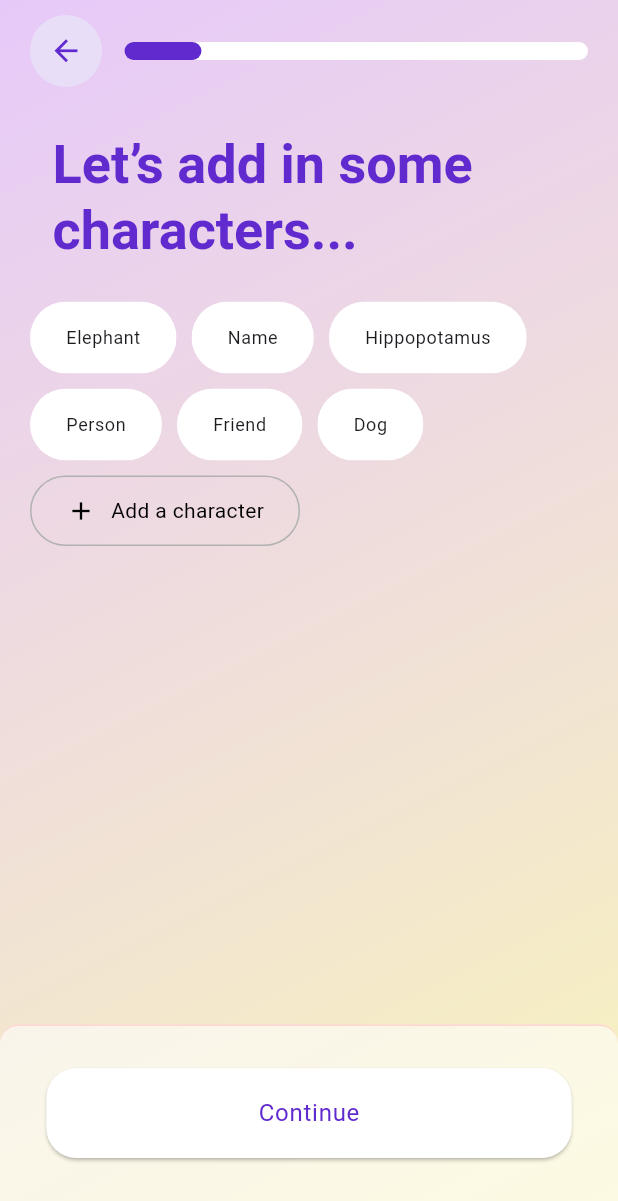
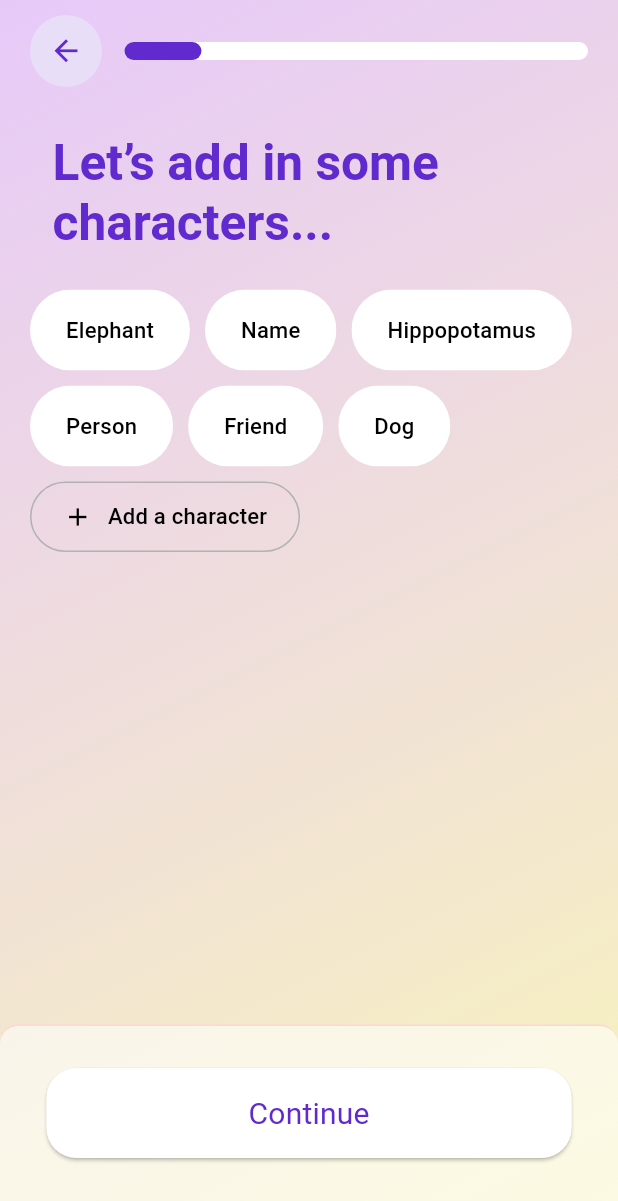
Before and after one commit to Roopa-21/Pixie1, a Flutter app: the screen it shows after launch, item 2 of the bottom bar chosen, on a phone screen of 412 x 824 dp. Shown: the top 1201 px of the screen. Run offline on Flutter 3.47's test engine with Material 3 defaults, Android fonts, the phone set to English and light mode, and no system bars; drawn by our look-alikes of percent_indicator; our stand-ins replace firebase_core, flutter_svg, go_router; accounts and stored records are empty; Roboto replaces fonts that are missing (SF-Pro-Rounded).

Commit message:
font and color fixed

```diff
--- a/lib/const/textstyle.dart
+++ b/lib/const/textstyle.dart
@@ -2,14 +2,14 @@
 import 'package:pixieapp/const/colors.dart';
 import 'package:pixieapp/modules/scaler_module.dart';
 
-TextStyle getTextStyle(
-    {required ScalerModule scaler,
+// Custom TextStyle method
+TextStyle getTextStyle({
+  required ScalerModule scaler,
   required double fontSize,
   required FontWeight weight,
   required Color color,
-    //FontWeight weight = FontWeight.w800,
-    //Color color = AppColors.textColor1,
-    double? letterSpacing}) {
+  double? letterSpacing,
+}) {
   return TextStyle(
     fontSize: scaler.scaleFontSize(fontSize),
     fontWeight: weight,
@@ -19,6 +19,7 @@
   );
 }
 
+// App Theme
 ThemeData appTheme(BuildContext context) {
   final ScalerModule scaler = ScalerModule(context);
   return ThemeData(
@@ -28,49 +29,49 @@
     textTheme: TextTheme(
       displayLarge: getTextStyle(
           scaler: scaler,
-          fontSize: 57,
+          fontSize: 80,
           weight: FontWeight.w800,
-          color: AppColors.textColor1),
+          color: const Color.fromARGB(255, 6, 39, 202)),
       displayMedium: getTextStyle(
           scaler: scaler,
           fontSize: 45,
           weight: FontWeight.w600,
-          color: AppColors.textColor1),
+          color: AppColors.textColorblack),
       displaySmall: getTextStyle(
           scaler: scaler,
           fontSize: 36,
           weight: FontWeight.w400,
-          color: AppColors.textColor1),
+          color: AppColors.textColorblack),
       headlineLarge: getTextStyle(
           scaler: scaler,
           fontSize: 32,
           weight: FontWeight.w800,
-          color: AppColors.textColor1),
+          color: AppColors.textColorblack),
       headlineMedium: getTextStyle(
           scaler: scaler,
           fontSize: 28,
           weight: FontWeight.w600,
-          color: AppColors.textColor1),
+          color: AppColors.textColorblack),
       headlineSmall: getTextStyle(
           scaler: scaler,
           fontSize: 24,
           weight: FontWeight.w400,
-          color: AppColors.textColor1),
+          color: AppColors.textColorblack),
       titleLarge: getTextStyle(
           scaler: scaler,
           fontSize: 22,
           weight: FontWeight.w600,
-          color: AppColors.textColor1),
+          color: AppColors.textColorblack),
       titleMedium: getTextStyle(
           scaler: scaler,
           fontSize: 16,
           letterSpacing: 0.15,
           weight: FontWeight.w500,
-          color: AppColors.textColor1),
+          color: AppColors.textColorblack),
       titleSmall: getTextStyle(
           scaler: scaler,
           fontSize: 14,
-          color: AppColors.textColor1,
+          color: AppColors.textColorblack,
           letterSpacing: 0.1,
           weight: FontWeight.w500),
       bodyLarge: getTextStyle(
@@ -78,62 +79,68 @@
           fontSize: 16,
           letterSpacing: 0.15,
           weight: FontWeight.w800,
-          color: AppColors.textColor1),
+          color: AppColors.textColorblack),
       bodyMedium: getTextStyle(
           scaler: scaler,
           fontSize: 14,
           letterSpacing: 0.25,
           weight: FontWeight.w800,
-          color: AppColors.textColor1),
+          color: AppColors.textColorblack),
       bodySmall: getTextStyle(
           scaler: scaler,
           fontSize: 12,
           letterSpacing: 0.4,
           weight: FontWeight.w300,
-          color: AppColors.textColor1),
+          color: AppColors.textColorblack),
       labelLarge: getTextStyle(
           scaler: scaler,
           fontSize: 14,
           letterSpacing: 0.1,
-          color: AppColors.textColor1,
+          color: AppColors.textColorblack,
           weight: FontWeight.w500),
       labelMedium: getTextStyle(
           scaler: scaler,
           fontSize: 12,
-          color: AppColors.textColor1,
+          color: AppColors.textColorblack,
           letterSpacing: 0.5,
           weight: FontWeight.w500),
       labelSmall: getTextStyle(
           scaler: scaler,
-          color: AppColors.textColor1,
+          color: AppColors.textColorblack,
           fontSize: 11,
           letterSpacing: 0.5,
           weight: FontWeight.w500),
     ),
-
     appBarTheme: AppBarTheme(
       color: AppColors.secondaryBackgroundColor,
       titleTextStyle: TextStyle(
-          color: AppColors.textColor1,
+        color: AppColors.textColorblack,
         fontSize: scaler.scaleFontSize(20.0),
-        )),
+      ),
+    ),
     elevatedButtonTheme: ElevatedButtonThemeData(
       style: ElevatedButton.styleFrom(
         backgroundColor: AppColors.primaryColor,
-      foregroundColor: AppColors.textColor1,
+        foregroundColor: AppColors.textColorblack,
         shape: const RoundedRectangleBorder(
-          borderRadius: BorderRadius.all(Radius.circular(5))),
-    )),
+          borderRadius: BorderRadius.all(Radius.circular(5)),
+        ),
+      ),
+    ),
     textButtonTheme: TextButtonThemeData(
       style: TextButton.styleFrom(
         foregroundColor: AppColors.primaryColor,
         shape: const RoundedRectangleBorder(
-          borderRadius: BorderRadius.all(Radius.circular(5))),
-    )),
+          borderRadius: BorderRadius.all(Radius.circular(5)),
+        ),
+      ),
+    ),
     iconButtonTheme: IconButtonThemeData(
       style: IconButton.styleFrom(
-            backgroundColor: AppColors.primaryColor,
-            foregroundColor: AppColors.textColor1)),
+        // backgroundColor: AppColors.textColorWhite,
+        foregroundColor: AppColors.textColorblack,
+      ),
+    ),
     cardColor: AppColors.secondaryColor,
     inputDecorationTheme: InputDecorationTheme(
       filled: true,
@@ -149,22 +156,23 @@
             const BorderSide(color: AppColors.secondaryColor, width: 2.5),
       ),
     ),
-    iconTheme: const IconThemeData(color: AppColors.textColor1),
-    // colorScheme: ColorScheme(brightness: brightness, primary: primary, onPrimary: onPrimary, secondary: secondary, onSecondary: onSecondary, error: error, onError: onError, surface: surface, onSurface: onSurface),
+    iconTheme: const IconThemeData(color: AppColors.textColorblack),
     floatingActionButtonTheme: const FloatingActionButtonThemeData(
       backgroundColor: AppColors.primaryColor,
-        foregroundColor: AppColors.textColor1),
+      foregroundColor: AppColors.textColorblack,
+    ),
     colorScheme: const ColorScheme(
       brightness: Brightness.dark,
       primary: AppColors.primaryColor,
-        onPrimary: AppColors.textColor1,
-        secondary: AppColors.secondaryBackgroundColor,
-        onSecondary: AppColors.secondaryBackgroundColor,
+      onPrimary: AppColors.textColorblack,
+      secondary: AppColors.secondaryColor,
+      onSecondary: AppColors.textColorblack,
       error: Color(0xFFE57373),
       onError: Color(0xFFE53935),
+      background: AppColors.secondaryBackgroundColor,
+      onBackground: AppColors.textColorblack,
       surface: AppColors.secondaryBackgroundColor,
-        onSurface: AppColors.textColor1),
-    // progressIndicatorTheme:
-    // const ProgressIndicatorThemeData(color: AppColors.primary)
+      onSurface: AppColors.textColorblack,
+    ),
   );
 }
--- a/lib/main.dart
+++ b/lib/main.dart
@@ -1,5 +1,6 @@
 import 'package:firebase_core/firebase_core.dart';
 import 'package:flutter/material.dart';
+import 'package:pixieapp/const/textstyle.dart';
 import 'package:pixieapp/firebase_options.dart';
 import 'package:pixieapp/pages/audioPlay/audioPlay_page.dart';
 import 'package:pixieapp/pages/createStory/createStory_page.dart';
@@ -21,10 +22,7 @@
     return MaterialApp.router(
       title: 'Pixie',
       debugShowCheckedModeBanner: false,
-      theme: ThemeData(
-        colorScheme: ColorScheme.fromSeed(seedColor: Colors.deepPurple),
-        useMaterial3: true,
-      ),
+      theme: appTheme(context),
       routerConfig: router,
     );
   }
--- a/lib/pages/AddCharacter.dart/add_character.dart
+++ b/lib/pages/AddCharacter.dart/add_character.dart
@@ -209,6 +209,7 @@
                               addbutton(
                                   title: "Add a character",
                                   width: 180,
+                                  theme: theme,
                                   onTap: () async {
                                     await showModalBottomSheet(
                                       isScrollControlled: true,
@@ -334,6 +335,7 @@
                               addbutton(
                                   title: "Add",
                                   width: 100,
+                                  theme: theme,
                                   onTap: () async {
                                     await showModalBottomSheet(
                                       isScrollControlled: true,
@@ -434,6 +436,7 @@
                                   title: "Add occasion",
                                   width: MediaQuery.of(context).size.width * .9,
                                   height: 55,
+                                  theme: theme,
                                   onTap: () {})
                             ],
                           ),
@@ -513,6 +516,7 @@
                                   title: "Add language",
                                   width: MediaQuery.of(context).size.width * .9,
                                   height: 55,
+                                  theme: theme,
                                   onTap: () {})
                             ],
                           ),
@@ -632,6 +636,7 @@
                               addbutton(
                                   title: "Add a character",
                                   width: 170,
+                                  theme: theme,
                                   onTap: () async {
                                     await showModalBottomSheet(
                                       isScrollControlled: true,
@@ -741,6 +746,7 @@
                               addbutton(
                                   title: "Add a theme",
                                   width: MediaQuery.of(context).size.width * .9,
+                                  theme: theme,
                                   onTap: () {})
                             ],
                           ),
@@ -792,8 +798,10 @@
                                 Colors.white, // Text (foreground) color
                           ),
                           child: Text("Continue",
-                              style: theme.textTheme.bodyLarge!
-                                  .copyWith(color: AppColors.textColorblue)),
+                              style: theme.textTheme.bodyLarge!.copyWith(
+                                  color: AppColors.textColorblue,
+                                  fontSize: 20,
+                                  fontWeight: FontWeight.w400)),
                         ),
                       ),
                     )
@@ -831,16 +839,17 @@
                   : AppColors.buttonwhite, // Text (foreground) color
             ),
             child: Text(title,
-                style: TextStyle(
-                  color: selected == true
-                      ? AppColors.textColorWhite
-                      : AppColors.textColorblack,
-                )),
+                style: theme.textTheme.bodyLarge!.copyWith(
+                    color: selected == true
+                        ? AppColors.textColorWhite
+                        : AppColors.textColorblack,
+                    fontWeight: FontWeight.w500)),
           ),
         ),
       );
   Widget addbutton(
-      {required String title,
+      {required ThemeData theme,
+      required String title,
       required double width,
       required VoidCallback onTap,
       double height = 47}) {
@@ -865,10 +874,9 @@
                     size: 20,
                   ),
                   const SizedBox(width: 10),
-                  Text(
-                    title,
-                    style: const TextStyle(color: AppColors.textColorblack),
-                  ),
+                  Text(title,
+                      style: theme.textTheme.bodyLarge!
+                          .copyWith(fontWeight: FontWeight.w500)),
                 ])),
       ),
     );
--- a/lib/pages/storygenerate/storygenerate.dart
+++ b/lib/pages/storygenerate/storygenerate.dart
@@ -11,6 +11,7 @@
     final deviceheight = MediaQuery.of(context).size.height;
     final theme = Theme.of(context);
     return Scaffold(
+        backgroundColor: Colors.white,
         body: CustomScrollView(
           slivers: [
             SliverAppBar(
--- a/lib/widgets/choicechip.dart
+++ b/lib/widgets/choicechip.dart
@@ -92,6 +92,7 @@
 
   @override
   Widget build(BuildContext context) {
+    final theme = Theme.of(context);
     final children = widget.options.map<Widget>(
       (option) {
         final selected = selectedValues.contains(option.label);
@@ -120,10 +121,9 @@
                     widget.onChanged!(choiceChipValues);
                   }
                 : null,
-            label: Text(
-              option.label,
-              style: style.textStyle,
-            ),
+            label: Text(option.label,
+                style: theme.textTheme.bodyLarge!
+                    .copyWith(fontWeight: FontWeight.w500)),
             labelPadding: style.labelPadding,
             padding: const EdgeInsets.all(16),
             // avatar: const Icon(Icons.star_border_purple500_rounded),
--- a/lib/widgets/navbar.dart
+++ b/lib/widgets/navbar.dart
@@ -19,7 +19,7 @@
       child: Container(
         width: MediaQuery.of(context).size.width,
         decoration: const BoxDecoration(
-            color: Color.fromARGB(255, 211, 196, 242),
+            // color: Color.fromARGB(255, 211, 196, 242),
             image: DecorationImage(
                 image: AssetImage("assets/images/navbar.png"),
                 fit: BoxFit.fill)),
```
Also changed, not shown: lib/pages/createStory/createStory_page.dart (+49 -33 lines), lib/widgets/pixie_button.dart (+6 -20 lines), pubspec.yaml (+19 -1 lines), assets/fonts/Jellee-Roman.ttf (added), assets/images/Frame 1261154616.png (added), 7 other files. Lines whose indentation alone changed are shown as unchanged.
